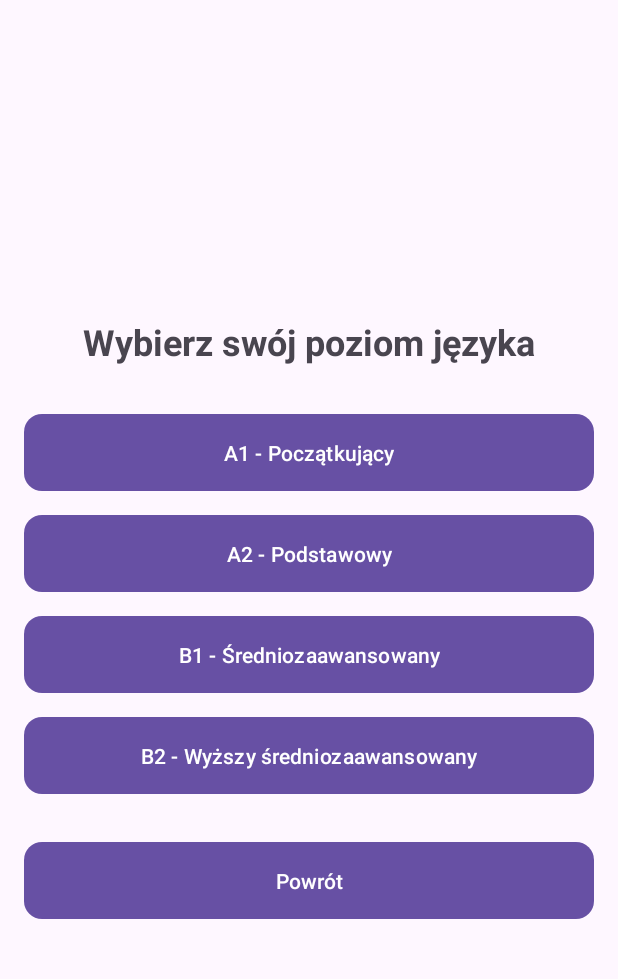
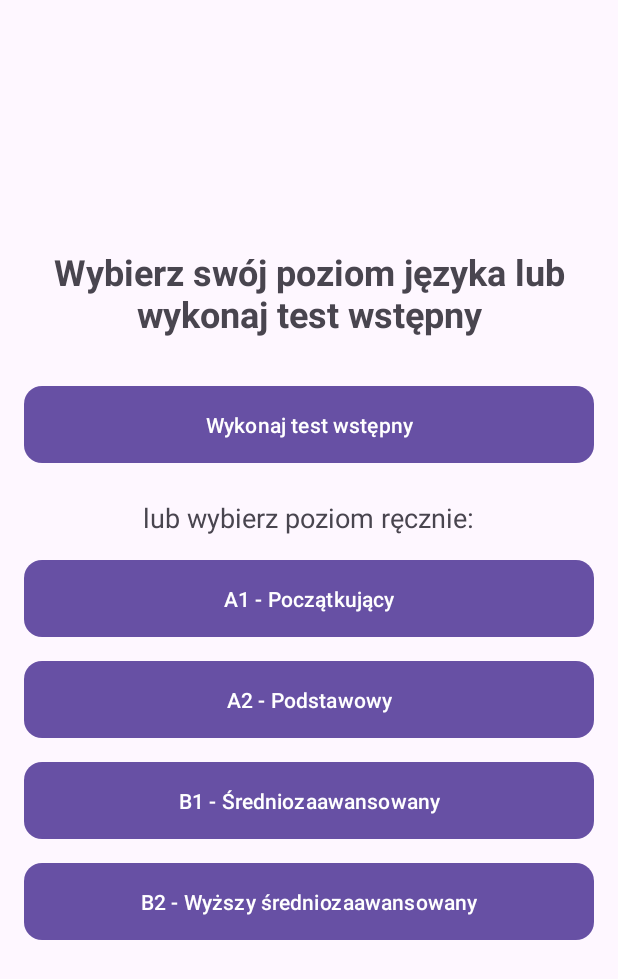
Before and after one commit to yefrasinka/Lingo_Heroes, an Android app: the LanguageLevelActivity screen opened directly, with no data from a screen before it, on a phone screen of 412 x 824 dp. Shown: the top 979 px of the screen. Run offline under Robolectric (Android 15) with nearby library versions, the phone set to English and light mode, and no system bars; our stand-ins replace Firebase (no records; nobody signed in at launch, a user with empty details on screens opened directly).

Commit message:
add test for 1 loggined users

```diff
--- a/LingoHeroesApp/app/src/main/java/com/example/lingoheroesapp/activities/LanguageLevelActivity.kt
+++ b/LingoHeroesApp/app/src/main/java/com/example/lingoheroesapp/activities/LanguageLevelActivity.kt
@@ -1,5 +1,6 @@
 package com.example.lingoheroesapp.activities
 
+import android.content.Intent
 import android.os.Bundle
 import android.widget.Button
 import android.widget.Toast
@@ -24,9 +25,26 @@ class LanguageLevelActivity : AppCompatActivity() {
         findViewById<Button>(R.id.levelB1Button).setOnClickListener { updateLevel(3, "B1") }
         findViewById<Button>(R.id.levelB2Button).setOnClickListener { updateLevel(4, "B2") }
 
-        // Przycisk powrotu
-        findViewById<Button>(R.id.backButton).setOnClickListener {
+        // Przycisk testu wstępnego
+        findViewById<Button>(R.id.testButton).setOnClickListener {
+            startActivity(Intent(this, TestLanguageActivity::class.java))
             finish()
+        }
+
+        // Przycisk powrotu (tylko jeśli nie jest to pierwsze logowanie)
+        val backButton = findViewById<Button>(R.id.backButton)
+        val userId = auth.currentUser?.uid
+        if (userId != null) {
+            database.child("users").child(userId).child("level").get()
+                .addOnSuccessListener { snapshot ->
+                    val userLevel = snapshot.getValue(Int::class.java) ?: 0
+                    if (userLevel > 0) {
+                        backButton.setOnClickListener { finish() }
+                    } else {
+                        backButton.isEnabled = false
+                        backButton.visibility = Button.GONE
+                    }
+                }
         }
     }
 
@@ -36,6 +54,8 @@ class LanguageLevelActivity : AppCompatActivity() {
             database.child("users").child(userId).child("level").setValue(level)
                 .addOnSuccessListener {
                     Toast.makeText(this, "Poziom zmieniony na $levelName", Toast.LENGTH_SHORT).show()
+                    // Przekierowanie do MainMenuActivity
+                    startActivity(Intent(this, MainMenuActivity::class.java))
                     finish()
                 }
                 .addOnFailureListener { e ->
--- a/LingoHeroesApp/app/src/main/res/layout/activity_language_level.xml
+++ b/LingoHeroesApp/app/src/main/res/layout/activity_language_level.xml
@@ -9,10 +9,26 @@
     <TextView
         android:layout_width="wrap_content"
         android:layout_height="wrap_content"
-        android:text="Wybierz swój poziom języka"
+        android:text="Wybierz swój poziom języka lub wykonaj test wstępny"
         android:textSize="24sp"
         android:textStyle="bold"
+        android:gravity="center"
         android:layout_marginBottom="32dp"/>
+
+    <Button
+        android:id="@+id/testButton"
+        android:layout_width="match_parent"
+        android:layout_height="wrap_content"
+        android:text="Wykonaj test wstępny"
+        android:layout_marginBottom="24dp"
+        style="@style/ButtonStyle"/>
+
+    <TextView
+        android:layout_width="wrap_content"
+        android:layout_height="wrap_content"
+        android:text="lub wybierz poziom ręcznie:"
+        android:textSize="18sp"
+        android:layout_marginBottom="16dp"/>
 
     <Button
         android:id="@+id/levelA1Button"
--- a/LingoHeroesApp/app/src/main/res/layout/subtopic_item.xml
+++ b/LingoHeroesApp/app/src/main/res/layout/subtopic_item.xml
@@ -11,7 +11,8 @@
         android:layout_height="wrap_content"
         android:textSize="16sp"
         android:padding="12dp"
-        android:background="@drawable/subtopic_button_background"/>
+        android:background="@drawable/rounded_button"
+        android:textColor="@color/white"/>
 
     <ProgressBar
         android:id="@+id/subtopicProgressBar"
```
Also changed, not shown: LingoHeroesApp/app/src/main/java/com/example/lingoheroesapp/activities/TestLanguageActivity.kt (+44 -24 lines).
